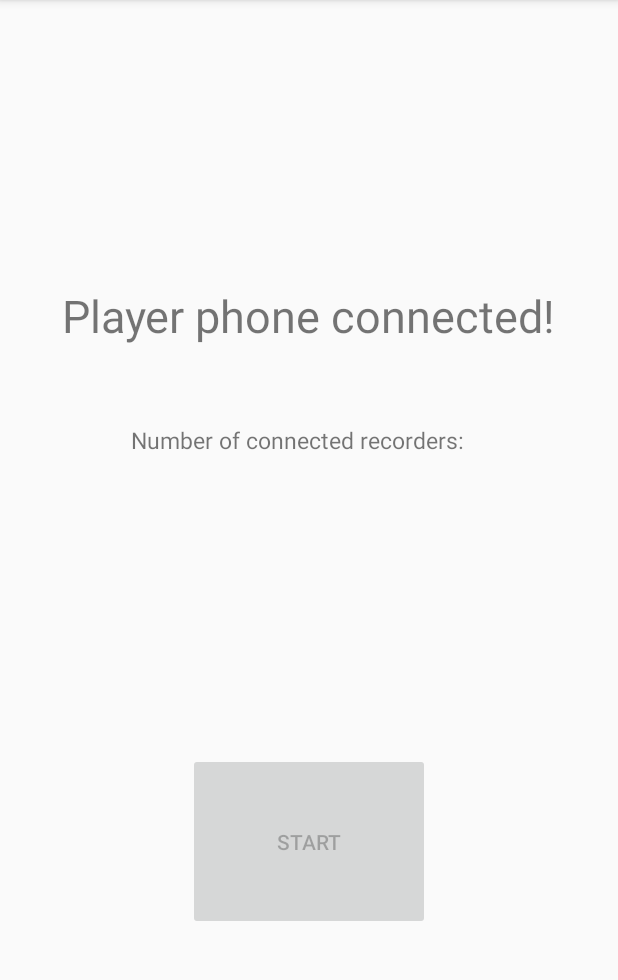
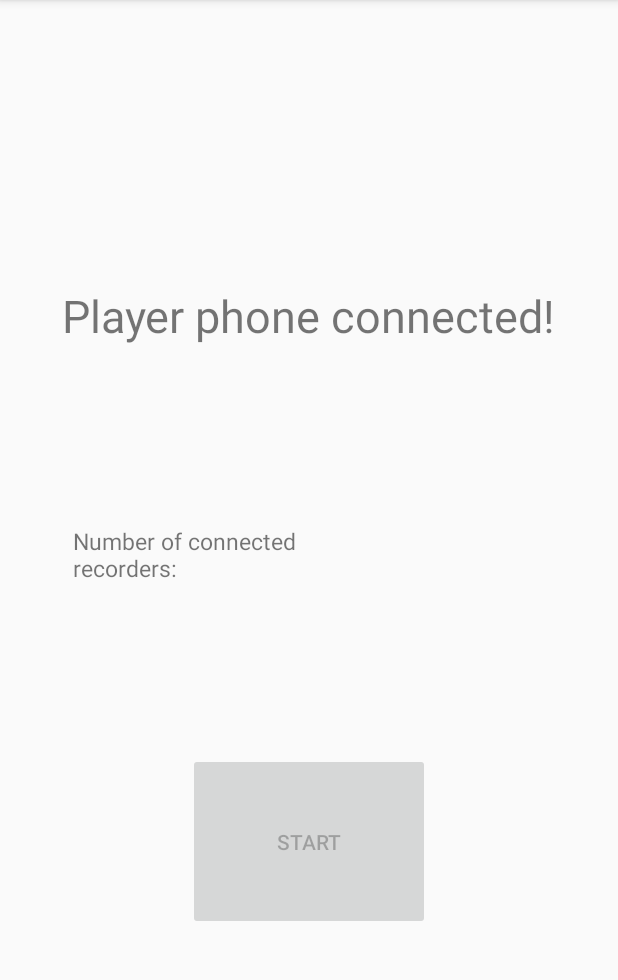
Before and after one commit to jeremyimmanuel/sensorDetection2, an Android app: the ConnectPlayer screen opened directly, with no data from a screen before it, on a phone screen of 412 x 824 dp, the part 84-1064 px from its top. Run offline under Robolectric (Android 15) with nearby library versions, the phone set to English and light mode, and no system bars; libraries missing offline, so code that uses them is left out: com.github.nkzawa.emitter, com.github.nkzawa.socketio; 6 statements that could not run were skipped.

Commit message:
update recorder number

```diff
--- a/SensorDetectionApp/app/src/main/java/com/example/sensordetection/ConnectPlayer.java
+++ b/SensorDetectionApp/app/src/main/java/com/example/sensordetection/ConnectPlayer.java
@@ -35,6 +35,8 @@ public class ConnectPlayer extends AppCompatActivity {
         mSocket.emit("join player", deviceName);
         mSocket.emit("ask for button");
 
+        mSocket.on("update recorder number", updateRecNum);
+
         mSocket.on("enable button", enableButton);
         mSocket.on("disable button", disableButton);
     }
@@ -57,6 +59,24 @@ public class ConnectPlayer extends AppCompatActivity {
     private void disableStartButton(){
         startCollection.setEnabled(false);
     }
+
+    private void updateNum(int num){
+        TextView tv = findViewById(R.id.recNum);
+        tv.setText(num);
+    }
+
+    private Emitter.Listener updateRecNum = new Emitter.Listener() {
+        @Override
+        public void call(final Object... args) {
+            runOnUiThread(new Runnable() {
+                @Override
+                public void run(){
+                    int num = (int) args[0];
+                    updateNum(num);
+                }
+            });
+        }
+    };
 
     private Emitter.Listener disableButton = new Emitter.Listener() {
         @Override
--- a/SensorDetectionApp/app/src/main/res/layout/activity_connect_player.xml
+++ b/SensorDetectionApp/app/src/main/res/layout/activity_connect_player.xml
@@ -43,21 +43,38 @@
 
     <TextView
         android:id="@+id/numRecorderView"
-        android:layout_width="237dp"
-        android:layout_height="34dp"
-        android:layout_marginStart="52dp"
-        android:layout_marginLeft="52dp"
+        android:layout_width="199dp"
+        android:layout_height="41dp"
+        android:layout_marginStart="15dp"
+        android:layout_marginLeft="15dp"
         android:layout_marginTop="12dp"
+        android:layout_marginEnd="100dp"
+        android:layout_marginRight="100dp"
+        android:layout_marginBottom="8dp"
+        android:text="@string/num_recorders"
+        android:textSize="15sp"
+        app:layout_constraintBottom_toTopOf="@+id/start_server_button"
+        app:layout_constraintEnd_toEndOf="parent"
+        app:layout_constraintHorizontal_bias="0.34"
+        app:layout_constraintStart_toStartOf="parent"
+        app:layout_constraintTop_toBottomOf="@+id/Player_Connected"
+        app:layout_constraintVertical_bias="0.437" />
+
+    <TextView
+        android:id="@+id/recNum"
+        android:layout_width="84dp"
+        android:layout_height="39dp"
+        android:layout_marginStart="8dp"
+        android:layout_marginLeft="8dp"
+        android:layout_marginTop="8dp"
         android:layout_marginEnd="8dp"
         android:layout_marginRight="8dp"
         android:layout_marginBottom="8dp"
-        android:text="Number of connected recorders: "
-        android:textSize="15sp"
-        app:layout_constraintBottom_toTopOf="@+id/start_server_button"
+        app:layout_constraintBottom_toBottomOf="parent"
         app:layout_constraintEnd_toEndOf="parent"
-        app:layout_constraintHorizontal_bias="0.307"
-        app:layout_constraintStart_toStartOf="parent"
-        app:layout_constraintTop_toBottomOf="@+id/Player_Connected"
-        app:layout_constraintVertical_bias="0.062" />
+        app:layout_constraintHorizontal_bias="0.343"
+        app:layout_constraintStart_toEndOf="@+id/numRecorderView"
+        app:layout_constraintTop_toTopOf="parent"
+        app:layout_constraintVertical_bias="0.473" />
 
 </androidx.constraintlayout.widget.ConstraintLayout>
--- a/SensorDetectionApp/app/src/main/res/values/strings.xml
+++ b/SensorDetectionApp/app/src/main/res/values/strings.xml
@@ -14,4 +14,5 @@
     <string name="start_button">START</string>
     <string name="player_activation">Press play to start sound. Press stop to end process.</string>
     <string name="finish_recording">Recording Finished! :D</string>
+    <string name="num_recorders">Number of connected recorders:</string>
 </resources>
```
Also changed, not shown: 1 other file.
